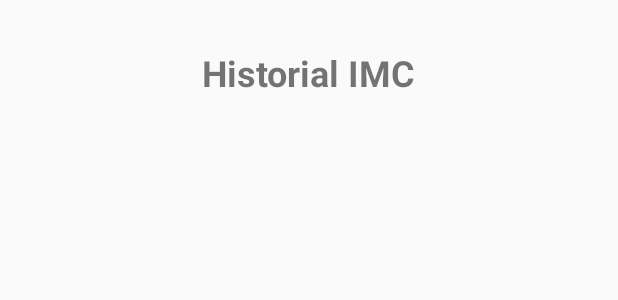
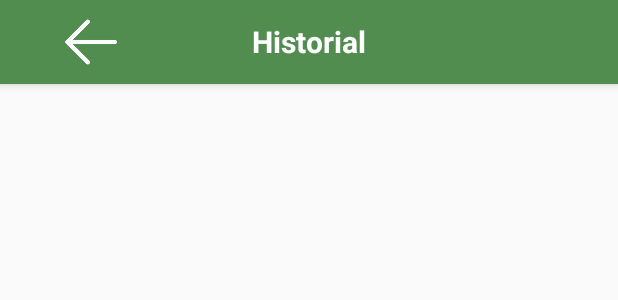
Before and after one commit to yorth21/caltulator-bmi, an Android app: the layout activity_imc_history.xml on its own in the app's theme, with its tools: preview values and no code run, on a phone screen of 412 x 824 dp. Shown: the top 300 px of the screen. Run offline under Robolectric (Android 15) with nearby library versions, the phone set to English and light mode, and no system bars.

Commit message:
feat: add history

```diff
--- a/app/src/main/res/layout/activity_aboutme.xml
+++ b/app/src/main/res/layout/activity_aboutme.xml
@@ -55,7 +55,7 @@
             android:id="@+id/infoTextView"
             android:layout_width="wrap_content"
             android:layout_height="wrap_content"
-            android:layout_marginTop="30dp"
+            android:layout_marginTop="32dp"
             android:layout_marginStart="16dp"
             android:layout_marginEnd="16dp"
             android:text="@string/about_me"
--- a/app/src/main/res/layout/activity_imc_history.xml
+++ b/app/src/main/res/layout/activity_imc_history.xml
@@ -1,46 +1,66 @@
 <?xml version="1.0" encoding="utf-8"?>
-<androidx.constraintlayout.widget.ConstraintLayout
+<androidx.coordinatorlayout.widget.CoordinatorLayout
     xmlns:android="http://schemas.android.com/apk/res/android"
     xmlns:app="http://schemas.android.com/apk/res-auto"
     xmlns:tools="http://schemas.android.com/tools"
-    android:layout_margin="16dp"
+    android:id="@+id/main"
     android:layout_width="match_parent"
     android:layout_height="match_parent"
-    tools:context=".IMCHistoryActivity">
+    tools:context=".Aboutme">
 
-    <TextView
-        android:id="@+id/titleTextView"
-        android:layout_width="wrap_content"
+    <com.google.android.material.appbar.AppBarLayout
+        android:id="@+id/appBarLayout"
+        android:layout_width="match_parent"
         android:layout_height="wrap_content"
-        android:text="@string/text_imcrecords"
-        android:textSize="24sp"
-        android:textStyle="bold"
-        android:layout_marginTop="16dp"
-        app:layout_constraintTop_toTopOf="parent"
-        app:layout_constraintStart_toStartOf="parent"
-        app:layout_constraintEnd_toEndOf="parent" />
+        android:background="@color/primary">
 
-    <androidx.recyclerview.widget.RecyclerView
-        android:id="@+id/imcHistoryRecyclerView"
-        android:layout_width="0dp"
-        android:layout_height="0dp"
-        android:layout_marginTop="16dp"
-        app:layout_constraintTop_toBottomOf="@id/titleTextView"
-        app:layout_constraintBottom_toBottomOf="parent"
-        app:layout_constraintStart_toStartOf="parent"
-        app:layout_constraintEnd_toEndOf="parent" />
+        <androidx.appcompat.widget.Toolbar
+            android:id="@+id/toolbar"
+            android:layout_width="match_parent"
+            android:layout_height="wrap_content"
+            android:theme="@style/ThemeOverlay.AppCompat.ActionBar"
+            app:popupTheme="@style/ThemeOverlay.AppCompat.Light">
 
             <Button
                 android:id="@+id/btn_back"
                 android:layout_width="wrap_content"
                 android:layout_height="wrap_content"
-        android:layout_marginLeft="16dp"
-        android:layout_marginBottom="20dp"
                 android:background="@drawable/btn_back"
-        android:textColor="@color/white"
                 app:layout_constraintBottom_toBottomOf="parent"
                 app:layout_constraintEnd_toEndOf="parent"
-        app:layout_constraintHorizontal_bias="0.0"
-        app:layout_constraintStart_toStartOf="parent" />
+                app:layout_constraintStart_toStartOf="parent"
+                app:layout_constraintTop_toBottomOf="@+id/infoTextView" />
+
+            <TextView
+                android:id="@+id/title"
+                android:layout_width="wrap_content"
+                android:layout_height="wrap_content"
+                android:layout_gravity="center"
+                android:text="@string/text_imcrecords"
+                android:textColor="@android:color/white"
+                android:textSize="20sp"
+                android:textStyle="bold" />
+
+        </androidx.appcompat.widget.Toolbar>
+
+    </com.google.android.material.appbar.AppBarLayout>
+
+    <androidx.constraintlayout.widget.ConstraintLayout
+        android:id="@+id/constraintLayout"
+        android:layout_width="match_parent"
+        android:layout_height="match_parent"
+        app:layout_behavior="com.google.android.material.appbar.AppBarLayout$ScrollingViewBehavior">
+
+        <androidx.recyclerview.widget.RecyclerView
+            android:id="@+id/imcHistoryRecyclerView"
+            android:layout_width="match_parent"
+            android:layout_height="match_parent"
+            android:layout_margin="16dp"
+            app:layout_constraintTop_toTopOf="parent"
+            app:layout_constraintStart_toStartOf="parent"
+            app:layout_constraintEnd_toEndOf="parent"
+            tools:ignore="MissingConstraints" />
 
     </androidx.constraintlayout.widget.ConstraintLayout>
+
+</androidx.coordinatorlayout.widget.CoordinatorLayout>
--- a/app/src/main/res/values/strings.xml
+++ b/app/src/main/res/values/strings.xml
@@ -30,7 +30,7 @@
     <string name="btn_register">Registrarse</string>
     <string name="btn_go_register">¿No tienes una cuenta? Regístrate</string>
     <string name="btn_records">Historial</string>
-    <string name="text_imcrecords">Historial IMC</string>
+    <string name="text_imcrecords">Historial</string>
     <string name="weight_height_text">Peso: %1$.2f kg, Altura: %2$.2f m</string>
     <string name="bmi_text">IMC: %1$.2f</string>
     <string name="username_form">Usuario no puede ir vacio</string>
@@ -41,4 +41,7 @@
     <string name="about_me">Creado por Yorth21</string>
     <string name="about_me_title">Sobre mí</string>
     <string name="tv_back">Regresar</string>
+    <string name="tv_r_bmi">IMC</string>
+    <string name="text_weight">Peso</string>
+    <string name="text_height">Altura</string>
 </resources>
```
Also changed, not shown: app/src/main/java/com/nassican/splashcalculatorapp/ui/IMCHistoryAdapter.kt (+8 -9 lines), app/src/main/res/layout/activity_main.xml (+0 -11 lines), app/src/main/res/layout/item_imc_record.xml (+70 -6 lines), 1 other file. Lines whose indentation alone changed are shown as unchanged.
